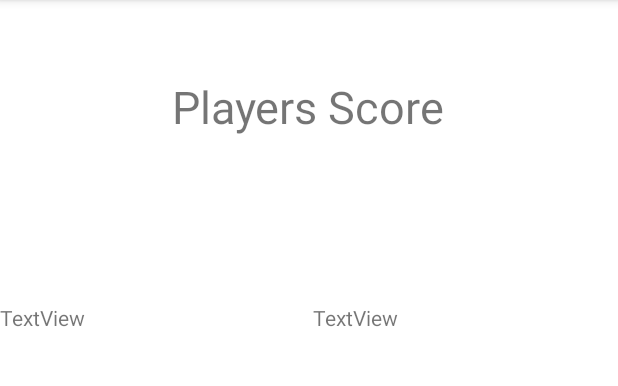
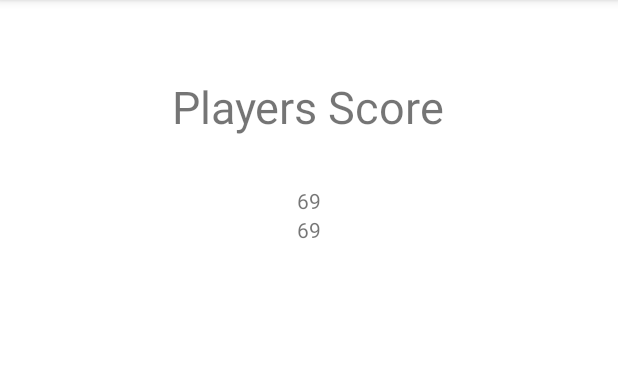
Before and after one commit to ClaudiuVisan/Whist_Score_Table, an Android app: the Score screen opened directly, with no data from a screen before it, on a phone screen of 412 x 824 dp, the part 84-470 px from its top. Run offline under Robolectric (Android 15) with nearby library versions, the phone set to English and light mode, and no system bars; 1 statement that could not run was skipped.

Commit message:
Bag pula

```diff
--- a/app/src/main/java/com/example/whistscoretable/Score.java
+++ b/app/src/main/java/com/example/whistscoretable/Score.java
@@ -2,6 +2,9 @@ package com.example.whistscoretable;
 
 import androidx.appcompat.app.AppCompatActivity;
 import android.os.Bundle;
+import android.view.Gravity;
+import android.widget.TableLayout;
+import android.widget.TableRow;
 import android.widget.TextView;
 
 import java.util.ArrayList;
@@ -14,5 +17,27 @@ public class Score extends AppCompatActivity {
         setContentView(R.layout.activity_score);
         ArrayList<Player> playerList = (ArrayList<Player>) getIntent().getSerializableExtra("playerList");
         int noPlayers=(getIntent().getIntExtra("noPlayers",2));
+        TableLayout tabel = (TableLayout) findViewById(R.id.tabel);
+        tabel.setColumnStretchable(1, true);
+        tabel.setColumnStretchable(2, true);
+        tabel.setStretchAllColumns(true);
+
+
+        for(int i=1;i<=noPlayers;i++)
+        {
+            TableRow rand = new TableRow(this);
+            TableRow.LayoutParams myParams = new TableRow.LayoutParams(TableRow.LayoutParams.WRAP_CONTENT);
+            rand.setLayoutParams(myParams);
+            TextView casetNume = new TextView(this);
+            casetNume.setText(playerList.get(i-1).getName());
+
+            rand.addView(casetNume);
+            TextView casetScor = new TextView(this);
+            casetScor.setText("69");
+
+            rand.addView(casetScor);
+            tabel.addView(rand);
+
+        }
     }
 }
--- a/app/src/main/res/layout/activity_score.xml
+++ b/app/src/main/res/layout/activity_score.xml
@@ -19,29 +19,22 @@
         app:layout_constraintTop_toTopOf="parent"
         app:layout_constraintVertical_bias="0.07" />
 
-    <LinearLayout
-        android:layout_width="417dp"
-        android:layout_height="566dp"
-        android:orientation="horizontal"
+    <TableLayout
+        android:layout_width="match_parent"
+        android:layout_height="623dp"
+        android:layout_marginTop="12dp"
+        android:id="@+id/tabel"
+        android:stretchColumns="0,1"
         app:layout_constraintBottom_toBottomOf="parent"
         app:layout_constraintEnd_toEndOf="parent"
-        app:layout_constraintHorizontal_bias="0.0"
         app:layout_constraintStart_toStartOf="parent"
-        app:layout_constraintTop_toBottomOf="@+id/scoreView"
-        app:layout_constraintVertical_bias="1.0">
+        app:layout_constraintTop_toBottomOf="@+id/scoreView">
 
-        <TextView
-            android:id="@+id/p3"
-            android:layout_width="wrap_content"
-            android:layout_height="wrap_content"
-            android:layout_weight="1"
-            android:text="TextView" />
 
-        <TextView
-            android:id="@+id/p"
-            android:layout_width="wrap_content"
-            android:layout_height="wrap_content"
-            android:layout_weight="1"
-            android:text="TextView" />
-    </LinearLayout>
+
+
+
+    </TableLayout>
+
+
 </androidx.constraintlayout.widget.ConstraintLayout>
```
